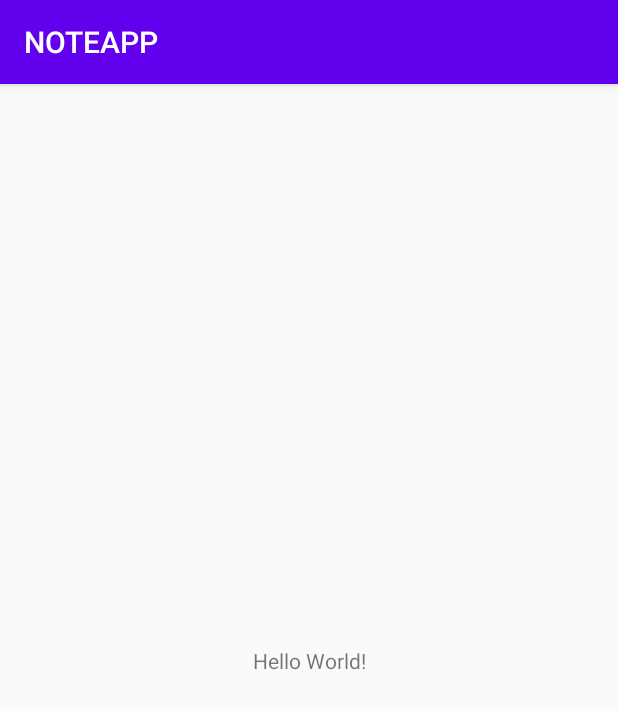
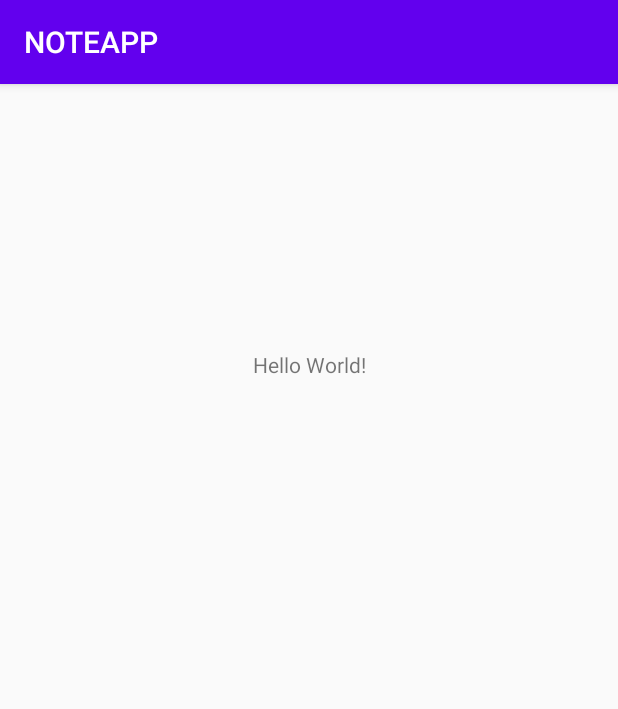
Before and after one commit to Nelmix408/noteAPP2, an Android app: the screen it shows after launch (MainActivity), on a phone screen of 412 x 824 dp. Shown: the top 709 px of the screen. Run offline under Robolectric (Android 15) with nearby library versions, the phone set to English and light mode, and no system bars.

Commit message:
NOTEAPP y era2

```diff
--- a/app/src/main/res/layout/activity_main.xml
+++ b/app/src/main/res/layout/activity_main.xml
@@ -13,6 +13,7 @@
         app:layout_constraintBottom_toBottomOf="parent"
         app:layout_constraintEnd_toEndOf="parent"
         app:layout_constraintStart_toStartOf="parent"
-        app:layout_constraintTop_toTopOf="parent" />
+        app:layout_constraintTop_toTopOf="parent"
+        app:layout_constraintVertical_bias="0.237" />
 
 </android.support.constraint.ConstraintLayout>
```
